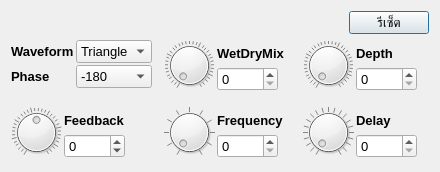
This is FXDialogs/ChorusFXDialog.ui in pie62/HandyKaraoke as Qt 5 draws it before an edit. The edited form follows.
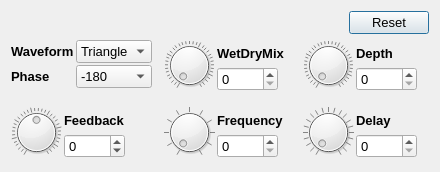
This is the edited form. Icons and pictures are not drawn.

Commit message: change reset effect button text

Patch:
```diff
--- a/FXDialogs/ChorusFXDialog.ui
+++ b/FXDialogs/ChorusFXDialog.ui
@@ -50,7 +50,7 @@
      <item>
       <widget class="QPushButton" name="btnReset">
        <property name="text">
-        <string>รีเซ็ต</string>
+        <string>Reset</string>
        </property>
       </widget>
      </item>
```
The commit also changes 7 other files.
